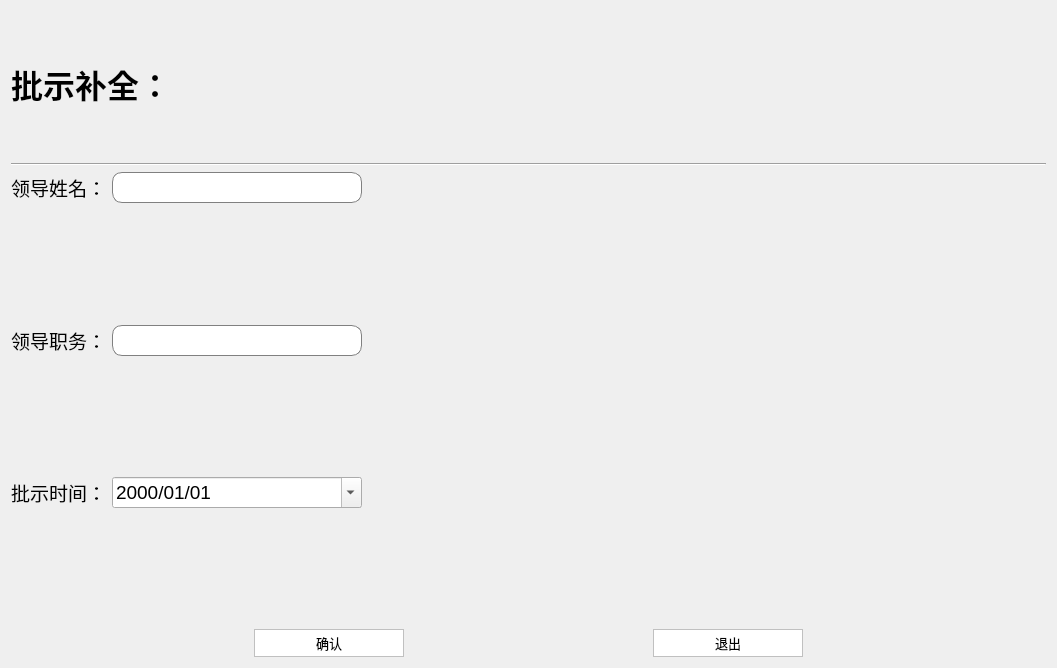
This is ui_dir/instbq.ui in wind-sword/Audit as Qt 5 draws it before an edit. The edited form follows.
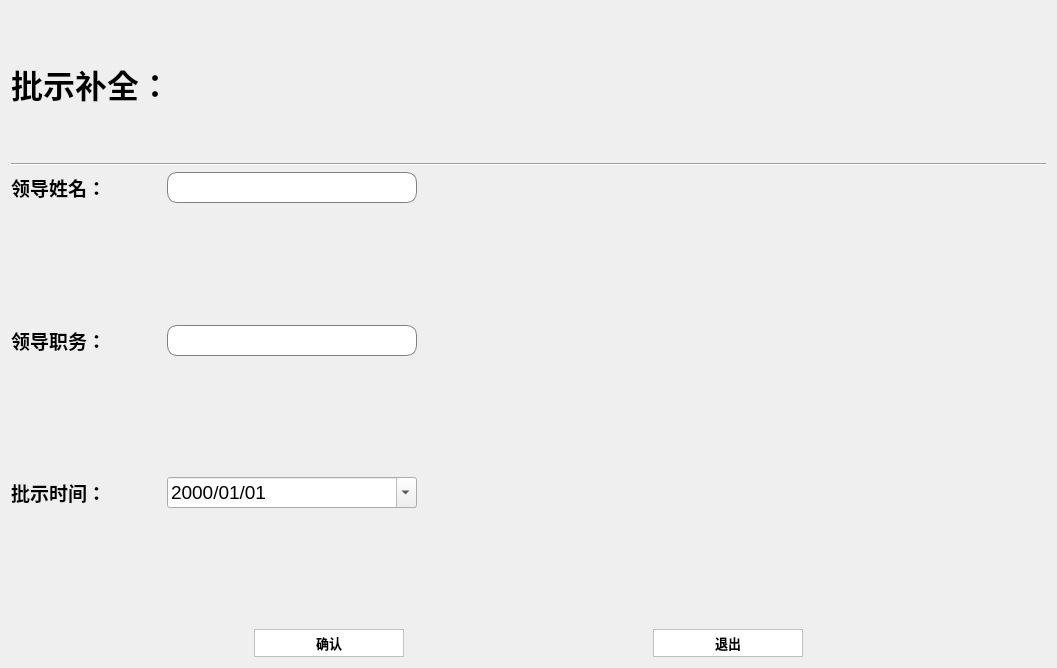
This is the edited form.

What changed in the file:
```diff
--- a/ui_dir/instbq.ui
+++ b/ui_dir/instbq.ui
@@ -89,9 +89,17 @@
          <verstretch>0</verstretch>
         </sizepolicy>
        </property>
+       <property name="minimumSize">
+        <size>
+         <width>150</width>
+         <height>0</height>
+        </size>
+       </property>
        <property name="font">
         <font>
          <pointsize>14</pointsize>
+         <weight>75</weight>
+         <bold>true</bold>
         </font>
        </property>
        <property name="text">
@@ -126,9 +134,17 @@
          <verstretch>0</verstretch>
         </sizepolicy>
        </property>
+       <property name="minimumSize">
+        <size>
+         <width>150</width>
+         <height>0</height>
+        </size>
+       </property>
        <property name="font">
         <font>
          <pointsize>14</pointsize>
+         <weight>75</weight>
+         <bold>true</bold>
         </font>
        </property>
        <property name="text">
@@ -165,13 +181,15 @@
        </property>
        <property name="minimumSize">
         <size>
-         <width>0</width>
+         <width>150</width>
          <height>0</height>
         </size>
        </property>
        <property name="font">
         <font>
          <pointsize>14</pointsize>
+         <weight>75</weight>
+         <bold>true</bold>
         </font>
        </property>
        <property name="text">
@@ -220,7 +238,10 @@
        </property>
        <property name="font">
         <font>
+         <family>Agency FB</family>
          <pointsize>10</pointsize>
+         <weight>75</weight>
+         <bold>true</bold>
         </font>
        </property>
        <property name="focusPolicy">
@@ -247,7 +268,10 @@
        </property>
        <property name="font">
         <font>
+         <family>Agency FB</family>
          <pointsize>10</pointsize>
+         <weight>75</weight>
+         <bold>true</bold>
         </font>
        </property>
        <property name="focusPolicy">
```
